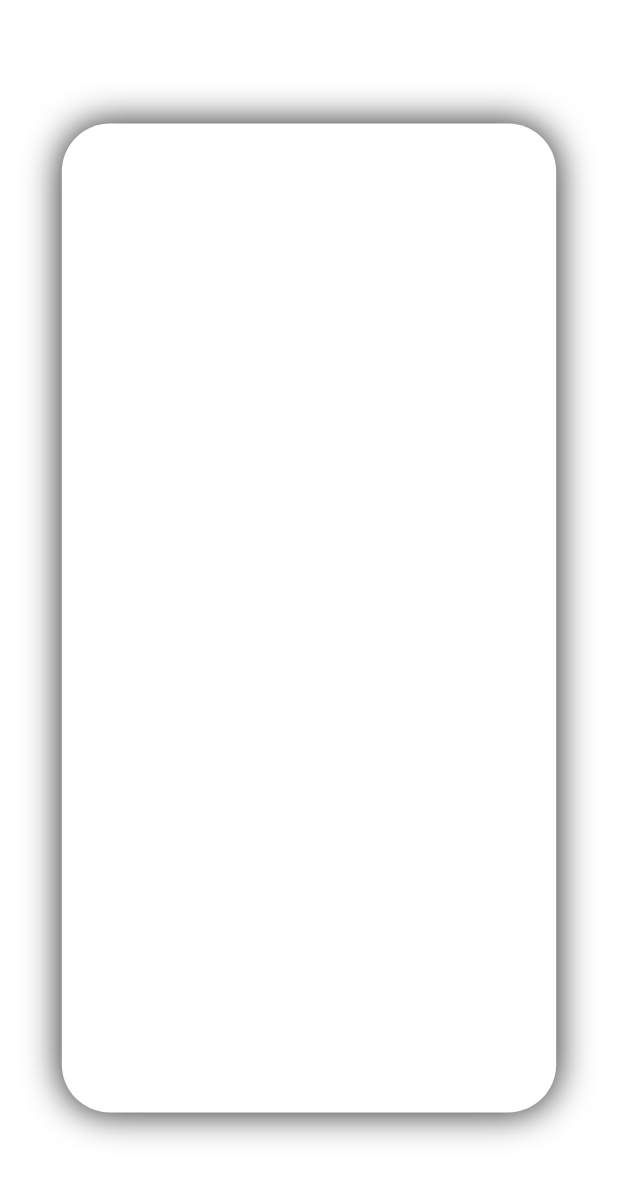
After one commit to Cagdassrgl/tabu_game_project, a Flutter app: the OyunPage screen opened directly, on a phone screen of 412 x 824 dp. The commit adds this screen. Shown: the top 1179 px of the screen. Run offline on Flutter 3.47's test engine with Material 2 defaults, Android fonts, the light colour scheme and no system bars.

Commit message:
laptop commit

```diff
--- a/lib/main.dart
+++ b/lib/main.dart
@@ -1,6 +1,7 @@
 import 'package:flutter/material.dart';
 import 'package:provider/provider.dart';
 import 'package:tabu_game_projects/core/constants/app_const.dart';
+import 'package:tabu_game_projects/providers/game_provider.dart';
 import 'package:tabu_game_projects/providers/home_provider.dart';
 import 'package:tabu_game_projects/providers/info_provider.dart';
 import 'package:tabu_game_projects/view/giris.dart';
@@ -21,6 +22,9 @@ class MyApp extends StatelessWidget {
         ),
         ChangeNotifierProvider(
           create: (context) => InfoProvider(),
+        ),
+        ChangeNotifierProvider(
+          create: (context) => GameProvider(),
         )
       ],
       child: const MaterialApp(
--- a/lib/view/giris.dart
+++ b/lib/view/giris.dart
@@ -12,7 +12,7 @@ class HomePage extends StatelessWidget {
   Widget build(BuildContext context) {
     Size size = MediaQuery.of(context).size;
     return Scaffold(
-      backgroundColor: Colors.black,
+      backgroundColor: Colors.white,
       body: Consumer<HomeProvider>(
         builder: (BuildContext context, value, Widget? child) {
           return Center(
--- /dev/null
+++ b/lib/view/oyun.dart
@@ -0,0 +1,34 @@
+import 'package:flutter/material.dart';
+import 'package:provider/provider.dart';
+import 'package:tabu_game_projects/providers/game_provider.dart';
+
+class OyunPage extends StatelessWidget {
+  const OyunPage({super.key});
+
+  @override
+  Widget build(BuildContext context) {
+    Size size = MediaQuery.of(context).size;
+
+    return Scaffold(
+      backgroundColor: Colors.white,
+      body: Consumer<GameProvider>(
+        builder: (context, value, child) {
+          return Center(
+            child: Container(
+              alignment: Alignment.center,
+              width: size.width * 0.8,
+              height: size.height * 0.8,
+              decoration: BoxDecoration(
+                color: Colors.white,
+                boxShadow: [
+                  BoxShadow(color: Colors.grey.shade900, blurRadius: 20),
+                ],
+                borderRadius: BorderRadius.circular(32),
+              ),
+            ),
+          );
+        },
+      ),
+    );
+  }
+}
```
Also changed, not shown: lib/providers/game_provider.dart (added, +12 -0 lines), lib/view/bilgi.dart (+10 -2 lines).
